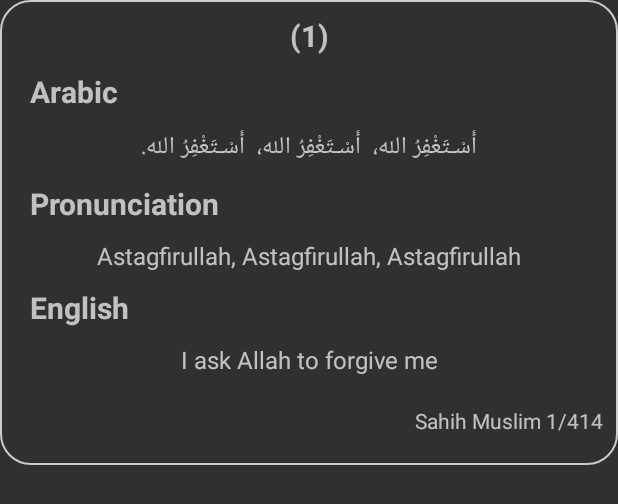
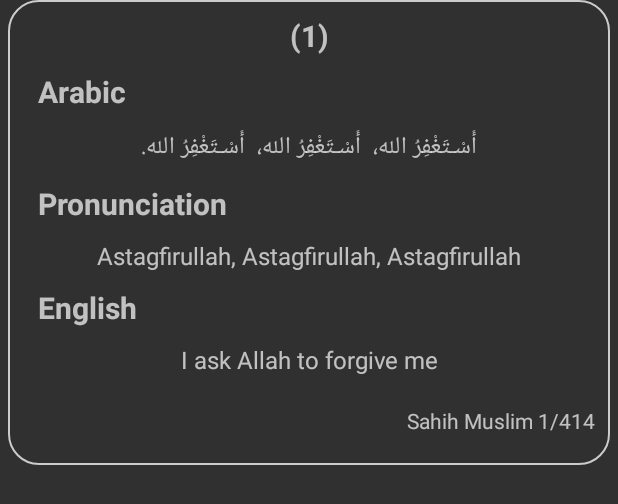
Before and after one commit to IslamHisham96/AthanApp, an Android app: the layout azkar_item.xml on its own in the app's theme, with its tools: preview values and no code run, on a phone screen of 412 x 824 dp. Shown: the top 504 px of the screen. Run offline under Robolectric (Android 15) with nearby library versions, the phone set to English and light mode, and no system bars.

Commit message:
follow last commit

```diff
--- a/app/src/main/res/layout/azkar_item.xml
+++ b/app/src/main/res/layout/azkar_item.xml
@@ -2,8 +2,10 @@
 <LinearLayout xmlns:android="http://schemas.android.com/apk/res/android"
     android:layout_width="match_parent"
     android:layout_height="wrap_content"
-    android:orientation="vertical"
-    android:background="@drawable/custom_border">
+    android:layout_marginStart="5dp"
+    android:layout_marginEnd="5dp"
+    android:background="@drawable/custom_border"
+    android:orientation="vertical">
 
     <TextView
         android:id="@+id/numberTxt"
@@ -30,8 +32,8 @@
         android:layout_width="match_parent"
         android:layout_height="wrap_content"
         android:text="أَسْـتَغْفِرُ الله،  أَسْـتَغْفِرُ الله،  أَسْـتَغْفِرُ الله."
-        android:textSize="16sp"
-        android:textAlignment="center" />
+        android:textAlignment="center"
+        android:textSize="16sp" />
 
     <TextView
         android:id="@+id/pronounceTxt"
@@ -49,8 +51,8 @@
         android:layout_width="match_parent"
         android:layout_height="wrap_content"
         android:text="Astagfirullah, Astagfirullah, Astagfirullah"
-        android:textSize="16sp"
-        android:textAlignment="center" />
+        android:textAlignment="center"
+        android:textSize="16sp" />
 
     <TextView
         android:id="@+id/langTxt"
@@ -68,8 +70,8 @@
         android:layout_width="match_parent"
         android:layout_height="wrap_content"
         android:text="I ask Allah to forgive me"
-        android:textSize="16sp"
-        android:textAlignment="center" />
+        android:textAlignment="center"
+        android:textSize="16sp" />
 
     <TextView
         android:id="@+id/referenceTxt"
@@ -77,7 +79,7 @@
         android:layout_height="wrap_content"
         android:layout_marginStart="5dp"
         android:layout_marginTop="20dp"
-        android:textAlignment="textEnd"
         android:layout_marginBottom="10dp"
-        android:text="Sahih Muslim 1/414" />
+        android:text="Sahih Muslim 1/414"
+        android:textAlignment="textEnd" />
 </LinearLayout>
```
